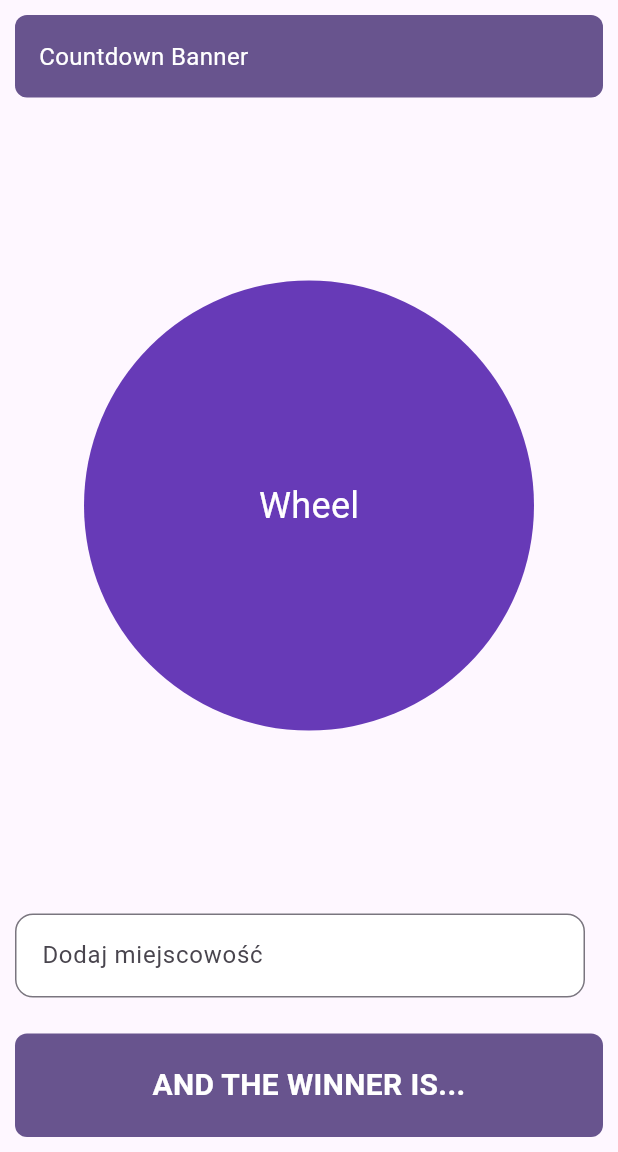
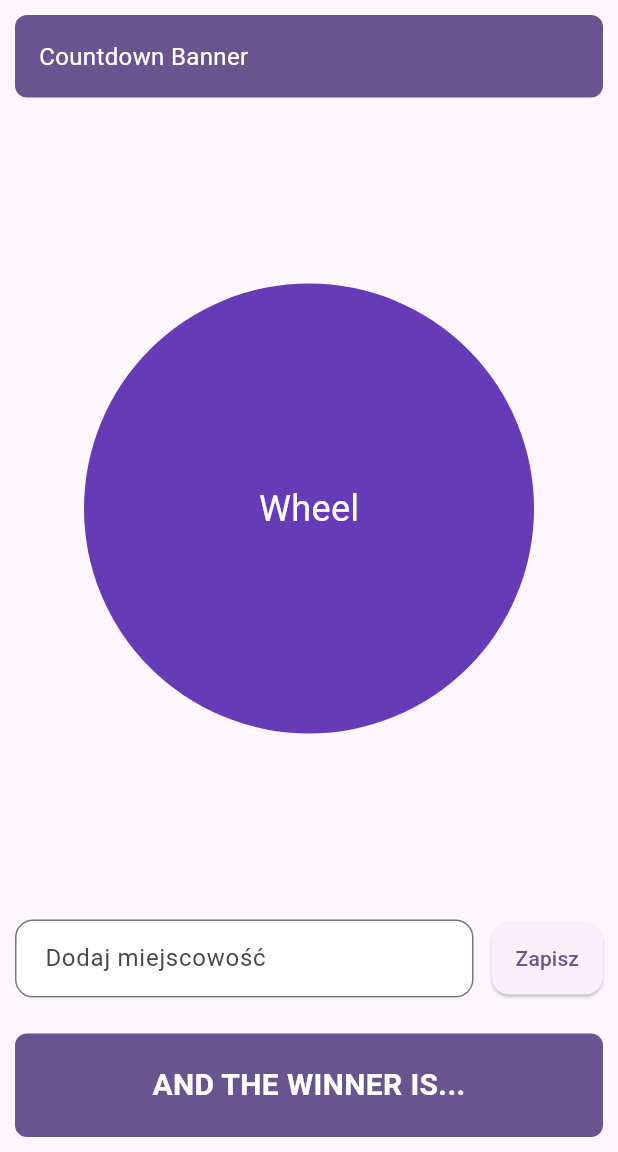
Before and after one commit to TimberedQuasar/new_years_app, a Flutter app: the screen it shows after launch, on a phone screen of 412 x 824 dp, the part 84-1236 px from its top. Run offline on Flutter 3.47's test engine with Material 3 defaults, Android fonts, the phone set to English and light mode, and no system bars.

Commit message:
location_input

```diff
--- a/lib/features/input/location_input.dart
+++ b/lib/features/input/location_input.dart
@@ -0,0 +1,110 @@
+import 'package:flutter/material.dart';
+
+class LocationInput extends StatefulWidget {
+  const LocationInput({
+    super.key,
+    required this.onSubmit,
+    this.enabled = true,
+    this.initialValue = '',
+    this.hintText = 'Dodaj miejscowość',
+    this.buttonText = 'Zapisz',
+  });
+
+  final void Function(String value) onSubmit;
+  final bool enabled;
+  final String initialValue;
+  final String hintText;
+  final String buttonText;
+
+  @override
+  State<LocationInput> createState() => _LocationInputState();
+}
+
+class _LocationInputState extends State<LocationInput> {
+  late final TextEditingController _controller;
+  final _focusNode = FocusNode();
+
+  @override
+  void initState() {
+    super.initState();
+    _controller = TextEditingController(text: widget.initialValue);
+  }
+
+  @override
+  void dispose() {
+    _focusNode.dispose();
+    _controller.dispose();
+    super.dispose();
+  }
+
+  void _handleSubmit() {
+    final text = _controller.text.trim();
+    if (text.isEmpty || !widget.enabled) return;
+    widget.onSubmit(text);
+    _controller.clear();
+    _focusNode.requestFocus();
+  }
+
+  @override
+  Widget build(BuildContext context) {
+    final theme = Theme.of(context);
+    return Row(
+      children: [
+        Expanded(
+          child: TextField(
+            controller: _controller,
+            focusNode: _focusNode,
+            enabled: widget.enabled,
+            onSubmitted: (_) => _handleSubmit(),
+            decoration: InputDecoration(
+              hintText: widget.hintText,
+              filled: true,
+              fillColor: widget.enabled
+                  ? Colors.white
+                  : theme.disabledColor.withValues(
+                      alpha: 1.0,
+                      red: 0.2588,
+                      green: 0.6471,
+                      blue: 0.9608,
+                    ),
+              contentPadding: const EdgeInsets.symmetric(
+                horizontal: 16,
+                vertical: 14,
+              ),
+              border: OutlineInputBorder(
+                borderRadius: BorderRadius.circular(12),
+                borderSide: BorderSide(color: theme.dividerColor),
+              ),
+              enabledBorder: OutlineInputBorder(
+                borderRadius: BorderRadius.circular(12),
+                borderSide: BorderSide(color: theme.dividerColor),
+              ),
+              disabledBorder: OutlineInputBorder(
+                borderRadius: BorderRadius.circular(12),
+                borderSide: BorderSide(
+                  color: theme.disabledColor.withValues(
+                    alpha: 1.0,
+                    red: 0.2588,
+                    green: 0.6471,
+                    blue: 0.9608,
+                  ),
+                ),
+              ),
+            ),
+          ),
+        ),
+        const SizedBox(width: 12),
+        ElevatedButton(
+          onPressed: widget.enabled ? _handleSubmit : null,
+          style: ElevatedButton.styleFrom(
+            padding: const EdgeInsets.symmetric(horizontal: 16, vertical: 14),
+            shape: RoundedRectangleBorder(
+              borderRadius: BorderRadius.circular(12),
+            ),
+          ),
+          child: Text(widget.buttonText),
+        ),
+      ],
+    );
+  }
+}
--- a/lib/main.dart
+++ b/lib/main.dart
@@ -1,5 +1,6 @@
 import 'package:flutter/material.dart';
 import 'package:where_sylwester/features/countdown/countdown_banner.dart';
+import 'package:where_sylwester/features/input/location_input.dart';
 import 'package:where_sylwester/features/notifications/winner_is.dart';
 import 'package:where_sylwester/features/wheel/wheel_view.dart';
 
@@ -33,7 +34,8 @@ class MyHomePage extends StatefulWidget {
 class _MyHomePageState extends State<MyHomePage> {
   @override
   Widget build(BuildContext context) {
-    return Scaffold(
+    return SafeArea(
+      child: Scaffold(
         appBar: AppBar(
           backgroundColor: Theme.of(context).colorScheme.inversePrimary,
           title: Center(child: Text(widget.title)),
@@ -48,36 +50,11 @@ class _MyHomePageState extends State<MyHomePage> {
                 //const SizedBox(height: 5),
                 Expanded(child: Stack(children: [AnimatedWheel()])),
                 //const SizedBox(height: 24),
-              Row(
-                children: [
-                  Expanded(
-                    child: TextField(
-                      decoration: InputDecoration(
-                        hintText: "Dodaj miejscowość",
-                        filled: true,
-                        fillColor: Colors.white,
-                        contentPadding: const EdgeInsets.symmetric(
-                          vertical: 16,
-                          horizontal: 14,
-                        ),
-                        border: OutlineInputBorder(
-                          borderRadius: BorderRadius.circular(12),
-                          borderSide: BorderSide(
-                            color: Theme.of(context).dividerColor,
-                          ),
-                        ),
-                        enabledBorder: OutlineInputBorder(
-                          borderRadius: BorderRadius.circular(12),
-                          borderSide: BorderSide(
-                            color: Theme.of(context).dividerColor,
-                          ),
-                        ),
-                      ),
-                    ),
-                  ),
-                  SizedBox(width: 12),
-                  //ElevatedButton(onPressed: set, child: child)
-                ],
+                LocationInput(
+                  enabled: true, // ustaw na false po deadlinie
+                  onSubmit: (value) {
+                    // TODO: dodaj do listy miejsc i odśwież koło
+                  },
                 ),
                 SizedBox(height: 24),
                 WinnerIs(),
@@ -85,6 +62,7 @@ class _MyHomePageState extends State<MyHomePage> {
             ),
           ),
         ),
+      ),
     );
   }
 }
```
Lines whose indentation alone changed are shown as unchanged.
